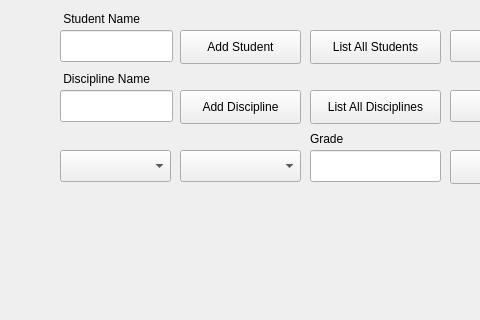
First picture: the form in Assignment06-08/ui_files/main.ui, repository sweethuman/Scoala-UBB-Anul-1, before the edit; both pictures show x 0 to 480 and y 0 to 320 of the 1045 by 898 pixel window.
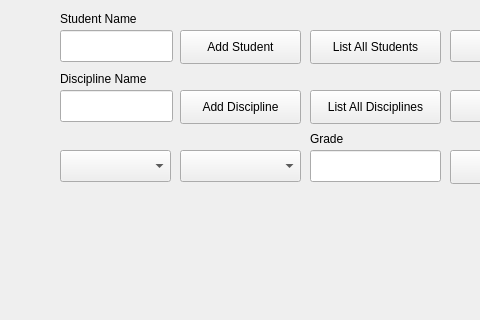
Second picture: the form after the edit.

The edit to the form file:
```diff
--- a/Assignment06-08/ui_files/main.ui
+++ b/Assignment06-08/ui_files/main.ui
@@ -60,7 +60,7 @@
      </rect>
     </property>
     <property name="text">
-     <string> Student Name</string>
+                    <string>Student Name</string>
     </property>
    </widget>
    <widget class="QLineEdit" name="lineEdit_2">
@@ -83,7 +83,7 @@
      </rect>
     </property>
     <property name="text">
-     <string> Discipline Name</string>
+                    <string>Discipline Name</string>
     </property>
    </widget>
    <widget class="QPushButton" name="pushButton_3">
```
Lines whose indentation alone changed are shown as unchanged.
